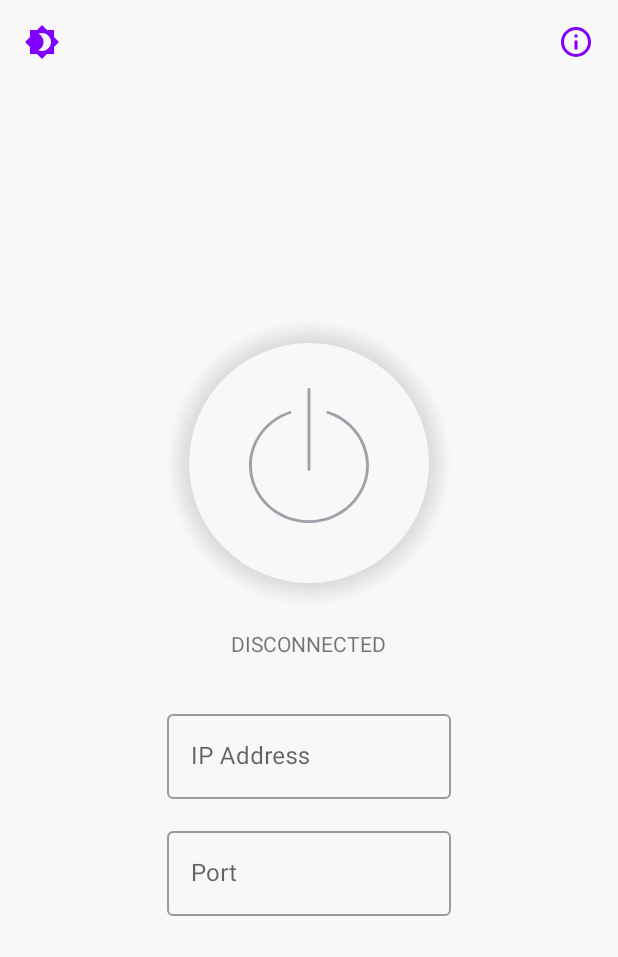
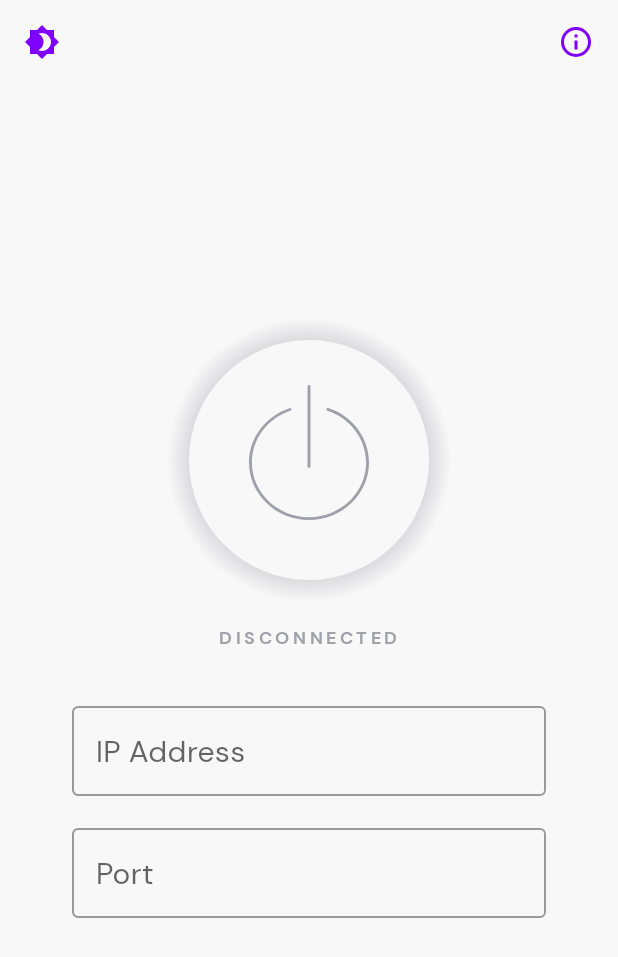
Before and after one commit to theappbusiness/android-proxy-toggle, an Android app: the screen it shows after launch (MainActivity), on a phone screen of 412 x 824 dp. Shown: the top 957 px of the screen. Run offline under Robolectric (Android 15) with nearby library versions, the phone set to English and light mode, and no system bars; our stand-ins replace Dagger/Hilt's generated code; libraries missing offline, so code that uses them is left out: androidx.hilt.lifecycle; 1 statement that could not run was skipped.

Commit message:
Apply final UI tweaks in the fragment

```diff
--- a/app/src/main/java/com/kinandcarta/create/proxytoggle/feature/manager/view/ProxyManagerFragment.kt
+++ b/app/src/main/java/com/kinandcarta/create/proxytoggle/feature/manager/view/ProxyManagerFragment.kt
@@ -81,6 +81,7 @@
             inputLayoutAddress.isEnabled = false
             inputLayoutPort.isEnabled = false
             status.text = getString(R.string.proxy_status_enabled)
+            status.isActivated = true
             toggle.isActivated = true
             toggle.contentDescription = getString(R.string.a11y_disable_proxy)
             toggle.setOnClickListener {
@@ -100,6 +101,7 @@
             inputLayoutPort.isEnabled = true
             status.text = getString(R.string.proxy_status_disabled)
             toggle.isActivated = false
+            status.isActivated = false
             toggle.contentDescription = getString(R.string.a11y_enable_proxy)
             toggle.setOnClickListener {
                 viewModel.enableProxy(
--- a/app/src/main/res/layout/fragment_proxy_manager.xml
+++ b/app/src/main/res/layout/fragment_proxy_manager.xml
@@ -26,8 +26,9 @@
         app:layout_constraintTop_toTopOf="parent" />
 
     <LinearLayout
-        android:layout_width="wrap_content"
+        android:layout_width="match_parent"
         android:layout_height="wrap_content"
+        android:layout_marginHorizontal="@dimen/xlarge_margin"
         android:orientation="vertical"
         app:layout_constraintBottom_toBottomOf="parent"
         app:layout_constraintEnd_toEndOf="parent"
@@ -38,18 +39,20 @@
             android:id="@+id/toggle"
             android:layout_width="wrap_content"
             android:layout_height="wrap_content"
+            android:layout_gravity="center_horizontal"
             android:layout_marginBottom="@dimen/default_margin"
+            android:background="@drawable/toggle"
             android:contentDescription="@null"
-            android:src="@drawable/toggle" />
+            android:tint="@color/toggle_icon" />
 
         <TextView
             android:id="@+id/status"
+            style="@style/StatusLabel"
             android:layout_width="wrap_content"
             android:layout_height="wrap_content"
             android:layout_gravity="center"
             android:layout_marginBottom="@dimen/large_margin"
-            android:text="@string/proxy_status_disabled"
-            android:textAllCaps="true" />
+            android:text="@string/proxy_status_disabled" />
 
 
         <com.google.android.material.textfield.TextInputLayout
@@ -61,10 +64,10 @@
             android:hint="@string/hint_ip_address">
 
             <com.google.android.material.textfield.TextInputEditText
+                style="@style/Input"
                 android:layout_width="match_parent"
                 android:layout_height="wrap_content"
-                android:inputType="textUri"
-                android:maxLines="1" />
+                android:inputType="textUri" />
 
         </com.google.android.material.textfield.TextInputLayout>
 
@@ -76,10 +79,10 @@
             android:hint="@string/hint_port">
 
             <com.google.android.material.textfield.TextInputEditText
+                style="@style/Input"
                 android:layout_width="match_parent"
                 android:layout_height="wrap_content"
-                android:inputType="number"
-                android:maxLines="1" />
+                android:inputType="number" />
 
         </com.google.android.material.textfield.TextInputLayout>
     </LinearLayout>
```
